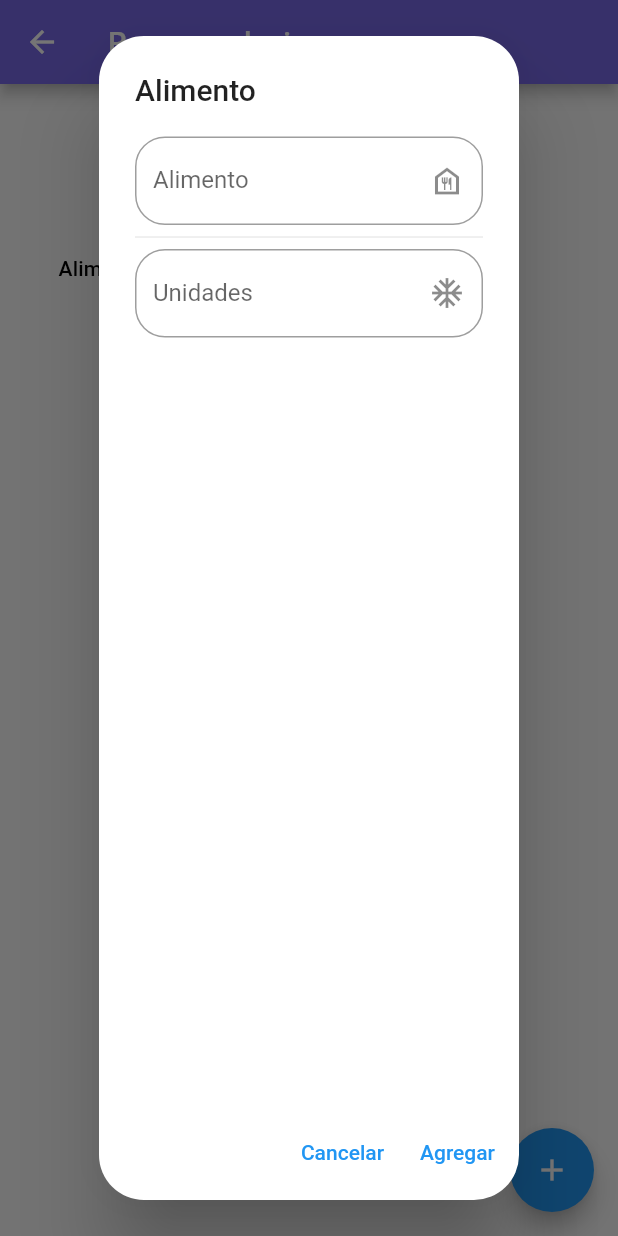
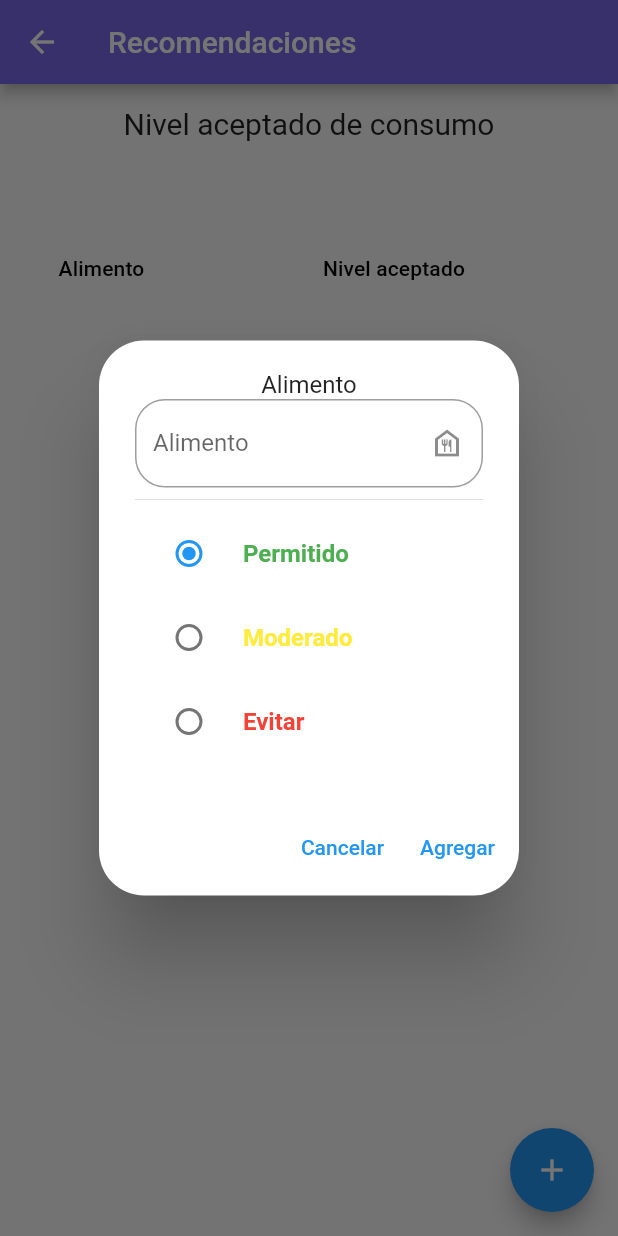
Before and after one commit to DiegoJavb/food, a Flutter app: the RecomendationsPage screen opened by its route, after a tap on the "add" icon, on a phone screen of 412 x 824 dp. Run offline on Flutter 3.47's test engine with Material 2 defaults, Android fonts, the phone set to English and light mode, and no system bars; our stand-ins replace cloud_firestore, firebase_auth, firebase_core, firebase_storage, flutter_signin_button, get and 2 more; accounts and stored records are empty.

Commit message:
manejo de colores en recomendciones

```diff
--- a/lib/src/controllers/database_user_controller.dart
+++ b/lib/src/controllers/database_user_controller.dart
@@ -114,15 +114,17 @@ class DatabaseUser {
 
   //BASE DE DATOS PARA EL CONSUMO ALIMENTICIO
   static Future<void> addRecomendation({
+    required String food,
     required String level,
-    required String food,
+    required String colorLevel,
   }) async {
     DocumentReference documentReference =
         _mainCollection.doc(userUid).collection('recomendations').doc();
 
     Map<String, dynamic> data = <String, dynamic>{
+      'food': food,
       'level': level,
-      'food': food,
+      'colorLevel': colorLevel,
     };
     await documentReference
         .set(data)
--- a/lib/src/pages/recomendations_page.dart
+++ b/lib/src/pages/recomendations_page.dart
@@ -9,7 +9,8 @@ class RecomendationsPage extends StatefulWidget {
 }
 
 class _RecomendationsPageState extends State<RecomendationsPage> {
-  late String level;
+  late String _level = 'Permitido';
+  late String _colorLevel = '#28A60F';
   late String food;
 
   late TextEditingController _levelController = TextEditingController();
@@ -46,20 +47,94 @@ class _RecomendationsPageState extends State<RecomendationsPage> {
   }
 
   void _llenarAlimento(BuildContext context) {
-    showDialog(
+    showDialog<void>(
       context: context,
-      barrierDismissible: true,
-      builder: (context) {
-        return Form(
-          key: _addFoodFormKey,
-          child: AlertDialog(
+      builder: (BuildContext context) {
+        int selectedRadio = 0;
+        return AlertDialog(
           shape: RoundedRectangleBorder(
             borderRadius: BorderRadius.circular(30.0),
           ),
-            title: Text('Alimento'),
-            content: Container(
-              child: ListView(
-                children: <Widget>[_createFood(), Divider(), _createLevel()],
+          content: SingleChildScrollView(
+            child: StatefulBuilder(
+              builder: (BuildContext context, StateSetter setState) {
+                return Container(
+                  child: Column(
+                    children: [
+                      Text('Alimento'),
+                      Form(
+                        key: _addFoodFormKey,
+                        child: Column(
+                          children: <Widget>[
+                            _createFood(),
+                            Divider(),
+                            // _createLevel(),
+                          ],
+                        ),
+                      ),
+                      Column(
+                        mainAxisSize: MainAxisSize.min,
+                        children: <Widget>[
+                          RadioListTile<int>(
+                            title: Text(
+                              'Permitido',
+                              style: TextStyle(
+                                  color: Colors.green,
+                                  fontWeight: FontWeight.bold,
+                                  wordSpacing: 0.1),
+                            ),
+                            value: 0,
+                            groupValue: selectedRadio,
+                            onChanged: (value) {
+                              setState(() {
+                                selectedRadio = value!;
+                                _level = 'Permitido';
+                                _colorLevel = '#28A60F';
+                              });
+                            },
+                          ),
+                          RadioListTile<int>(
+                            title: Text(
+                              'Moderado',
+                              style: TextStyle(
+                                  color: Colors.yellow,
+                                  fontWeight: FontWeight.bold,
+                                  wordSpacing: 0.1),
+                            ),
+                            value: 1,
+                            groupValue: selectedRadio,
+                            onChanged: (value) {
+                              setState(() {
+                                selectedRadio = value!;
+                                _level = 'Moderado';
+                                _colorLevel = '#E6E61A';
+                              });
+                            },
+                          ),
+                          RadioListTile<int>(
+                            title: Text(
+                              'Evitar',
+                              style: TextStyle(
+                                  color: Colors.red,
+                                  fontWeight: FontWeight.bold,
+                                  wordSpacing: 0.1),
+                            ),
+                            value: 2,
+                            groupValue: selectedRadio,
+                            onChanged: (value) {
+                              setState(() {
+                                selectedRadio = value!;
+                                _level = 'Evitar';
+                                _colorLevel = '#CD0722';
+                              });
+                            },
+                          )
+                        ],
+                      ),
+                    ],
+                  ),
+                );
+              },
             ),
           ),
           actions: <Widget>[
@@ -74,15 +149,15 @@ class _RecomendationsPageState extends State<RecomendationsPage> {
               onPressed: () async {
                 if (_addFoodFormKey.currentState!.validate()) {
                   await DatabaseUser.addRecomendation(
-                      level: _levelController.text,
                     food: _foodController.text,
+                    level: _level,
+                    colorLevel: _colorLevel,
                   );
                   Navigator.of(context).pop();
                 }
               },
             ),
           ],
-          ),
         );
       },
     );
@@ -101,24 +176,6 @@ class _RecomendationsPageState extends State<RecomendationsPage> {
       onChanged: (valor) {
         setState(() {
           food = valor;
-        });
-      },
-    );
-  }
-
-  TextField _createLevel() {
-    return TextField(
-      controller: _levelController,
-      autofocus: false,
-      textCapitalization: TextCapitalization.sentences,
-      decoration: InputDecoration(
-        labelText: 'Unidades',
-        suffixIcon: Icon(Icons.ac_unit_sharp),
-        border: OutlineInputBorder(borderRadius: BorderRadius.circular(20.0)),
-      ),
-      onChanged: (valor) {
-        setState(() {
-          level = valor;
         });
       },
     );
@@ -207,7 +264,7 @@ class RecomemendationsList extends StatelessWidget {
   List<DataRow> _createRows(QuerySnapshot snapshot) {
     List<DataRow> newList =
         snapshot.docs.map((DocumentSnapshot documentSnapshot) {
-      String color = documentSnapshot['level'].replaceAll('#', '0xff');
+      String color = documentSnapshot['colorLevel'].replaceAll('#', '0xff');
 
       print('color que viene: $color');
       return new DataRow(cells: [
@@ -226,10 +283,10 @@ class RecomemendationsList extends StatelessWidget {
   }
 }
 // COLORES HEXADECIMALES
-// #FF0000 = red
-// #00FF00 = green
+// #CD0722 = red
+// #28A60F = green
 // #0000FF = blue
-// #FFFF00 = yellow
+// #E6E61A = yellow
 // #FF00FF = magenta
 // #00FFFF = cyan
 // #000000 = black
```
Lines whose indentation alone changed are shown as unchanged.
